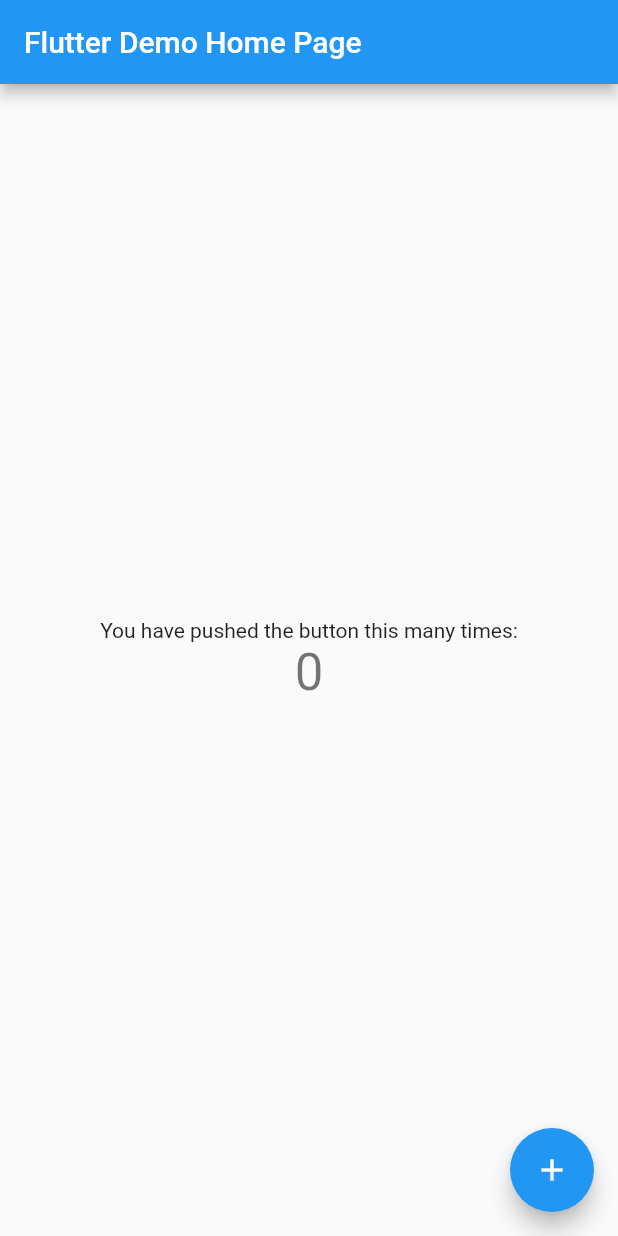
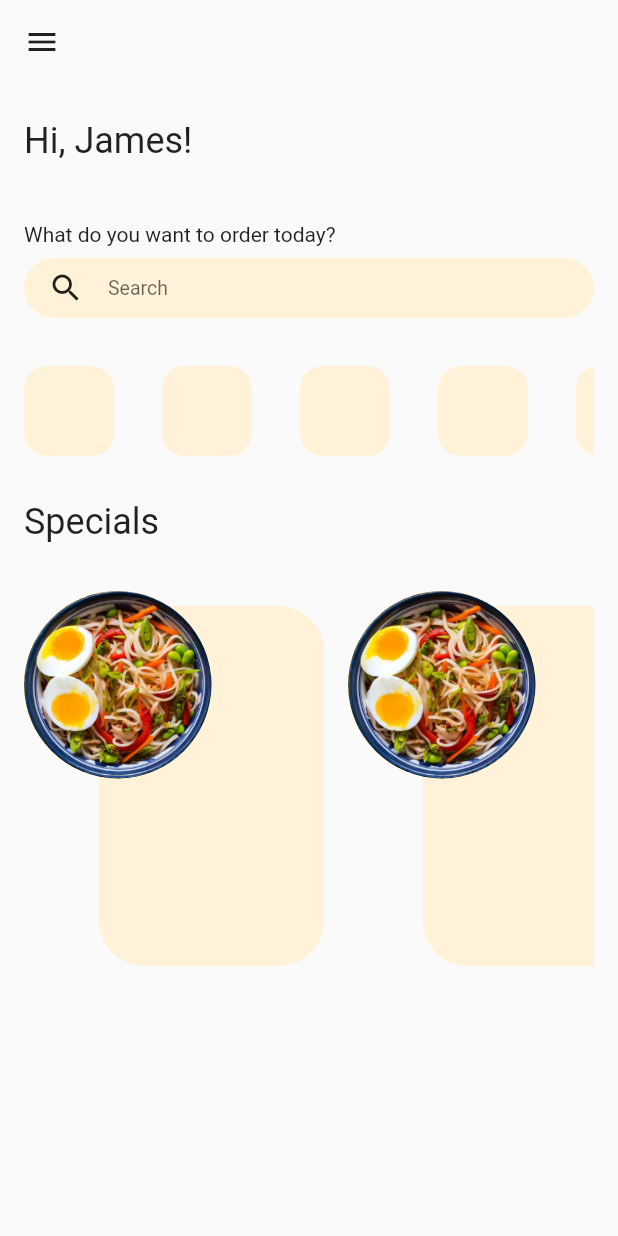
Before and after one commit to AdityaK11/Flutter-Talk, a Flutter app: the screen it shows after launch, on a phone screen of 412 x 824 dp. Run offline on Flutter 3.47's test engine with Material 2 defaults, Android fonts, the phone set to English and light mode, and no system bars; Roboto replaces fonts that are missing (Poppins).

Commit message:
basic layout complete

```diff
--- a/lib/main.dart
+++ b/lib/main.dart
@@ -1,4 +1,5 @@
 import 'package:flutter/material.dart';
+import 'package:fluttertalk/widgets/home_page.dart';
 
 void main() {
   runApp(MyApp());
@@ -9,109 +10,11 @@ class MyApp extends StatelessWidget {
   @override
   Widget build(BuildContext context) {
     return MaterialApp(
-      title: 'Flutter Demo',
-      theme: ThemeData(
-        // This is the theme of your application.
-        //
-        // Try running your application with "flutter run". You'll see the
-        // application has a blue toolbar. Then, without quitting the app, try
-        // changing the primarySwatch below to Colors.green and then invoke
-        // "hot reload" (press "r" in the console where you ran "flutter run",
-        // or simply save your changes to "hot reload" in a Flutter IDE).
-        // Notice that the counter didn't reset back to zero; the application
-        // is not restarted.
-        primarySwatch: Colors.blue,
-        // This makes the visual density adapt to the platform that you run
-        // the app on. For desktop platforms, the controls will be smaller and
-        // closer together (more dense) than on mobile platforms.
-        visualDensity: VisualDensity.adaptivePlatformDensity,
-      ),
-      home: MyHomePage(title: 'Flutter Demo Home Page'),
+      debugShowCheckedModeBanner: false,
+      initialRoute: "/",
+      routes: {
+        '/': (context) => HomePage(),
+      },
     );
   }
 }
-
-class MyHomePage extends StatefulWidget {
-  MyHomePage({Key key, this.title}) : super(key: key);
-
-  // This widget is the home page of your application. It is stateful, meaning
-  // that it has a State object (defined below) that contains fields that affect
-  // how it looks.
-
-  // This class is the configuration for the state. It holds the values (in this
-  // case the title) provided by the parent (in this case the App widget) and
-  // used by the build method of the State. Fields in a Widget subclass are
-  // always marked "final".
-
-  final String title;
-
-  @override
-  _MyHomePageState createState() => _MyHomePageState();
-}
-
-class _MyHomePageState extends State<MyHomePage> {
-  int _counter = 0;
-
-  void _incrementCounter() {
-    setState(() {
-      // This call to setState tells the Flutter framework that something has
-      // changed in this State, which causes it to rerun the build method below
-      // so that the display can reflect the updated values. If we changed
-      // _counter without calling setState(), then the build method would not be
-      // called again, and so nothing would appear to happen.
-      _counter++;
-    });
-  }
-
-  @override
-  Widget build(BuildContext context) {
-    // This method is rerun every time setState is called, for instance as done
-    // by the _incrementCounter method above.
-    //
-    // The Flutter framework has been optimized to make rerunning build methods
-    // fast, so that you can just rebuild anything that needs updating rather
-    // than having to individually change instances of widgets.
-    return Scaffold(
-      appBar: AppBar(
-        // Here we take the value from the MyHomePage object that was created by
-        // the App.build method, and use it to set our appbar title.
-        title: Text(widget.title),
-      ),
-      body: Center(
-        // Center is a layout widget. It takes a single child and positions it
-        // in the middle of the parent.
-        child: Column(
-          // Column is also a layout widget. It takes a list of children and
-          // arranges them vertically. By default, it sizes itself to fit its
-          // children horizontally, and tries to be as tall as its parent.
-          //
-          // Invoke "debug painting" (press "p" in the console, choose the
-          // "Toggle Debug Paint" action from the Flutter Inspector in Android
-          // Studio, or the "Toggle Debug Paint" command in Visual Studio Code)
-          // to see the wireframe for each widget.
-          //
-          // Column has various properties to control how it sizes itself and
-          // how it positions its children. Here we use mainAxisAlignment to
-          // center the children vertically; the main axis here is the vertical
-          // axis because Columns are vertical (the cross axis would be
-          // horizontal).
-          mainAxisAlignment: MainAxisAlignment.center,
-          children: <Widget>[
-            Text(
-              'You have pushed the button this many times:',
-            ),
-            Text(
-              '$_counter',
-              style: Theme.of(context).textTheme.headline4,
-            ),
-          ],
-        ),
-      ),
-      floatingActionButton: FloatingActionButton(
-        onPressed: _incrementCounter,
-        tooltip: 'Increment',
-        child: Icon(Icons.add),
-      ), // This trailing comma makes auto-formatting nicer for build methods.
-    );
-  }
-}
--- /dev/null
+++ b/lib/widgets/category_item.dart
@@ -0,0 +1,15 @@
+import 'package:flutter/material.dart';
+
+class CategoryItem extends StatelessWidget {
+  @override
+  Widget build(BuildContext context) {
+    return Container(
+      decoration: BoxDecoration(
+        borderRadius: BorderRadius.circular(15),
+        color: Color(0xfffff2d8),
+      ),
+      margin: EdgeInsets.only(right: 32),
+      width: 60,
+    );
+  }
+}
--- /dev/null
+++ b/lib/widgets/food_item.dart
@@ -0,0 +1,43 @@
+import 'package:flutter/material.dart';
+
+class FoodItem extends StatelessWidget {
+  @override
+  Widget build(BuildContext context) {
+    return Container(
+      margin: EdgeInsets.only(right: 16),
+      child: Stack(
+        children: [
+          Container(
+            width: 200,
+            height: 250,
+          ),
+          Positioned(
+            right: 0,
+            bottom: 0,
+            child: Container(
+              decoration: BoxDecoration(
+                borderRadius: BorderRadius.circular(30),
+                color: Color(0xfffff2d8),
+              ),
+              width: 150,
+              height: 240,
+            ),
+          ),
+          Positioned(
+            left: 0,
+            top: 0,
+            child: Container(
+              decoration: BoxDecoration(
+                shape: BoxShape.circle,
+                color: Colors.amberAccent,
+                image: DecorationImage(image: AssetImage('images/noodles.png'))
+              ),
+              width: 125,
+              height: 125,
+            ),
+          )
+        ],
+      ),
+    );
+  }
+}
--- /dev/null
+++ b/lib/widgets/home_page.dart
@@ -0,0 +1,119 @@
+import 'package:flutter/cupertino.dart';
+import 'package:flutter/material.dart';
+import 'package:fluttertalk/widgets/food_item.dart';
+
+import 'category_item.dart';
+
+class HomePage extends StatefulWidget {
+  @override
+  _HomePageState createState() => _HomePageState();
+}
+
+class _HomePageState extends State<HomePage> {
+  @override
+  Widget build(BuildContext context) {
+    return SafeArea(
+      child: Scaffold(
+        body: Padding(
+          padding: EdgeInsets.fromLTRB(16, 16, 16, 0),
+          child: SingleChildScrollView(
+            child: Column(
+              mainAxisAlignment: MainAxisAlignment.start,
+              crossAxisAlignment: CrossAxisAlignment.start,
+              children: [
+                Icon(Icons.menu),
+                SizedBox(
+                  height: 40,
+                ),
+                Text(
+                  'Hi, James!',
+                  style: TextStyle(
+                    fontSize: 24
+                  ),
+                ),
+                SizedBox(
+                  height: 40,
+                ),
+                Text(
+                  'What do you want to order today?',
+                ),
+                SizedBox(height: 8,),
+                Container(
+                  decoration: ShapeDecoration(
+                    color: Color(0xfffff2d8),
+                    shape: StadiumBorder(
+
+                    ),
+                  ),
+                  child: Row(
+                    children: [
+                      Padding(
+                        padding: const EdgeInsets.symmetric(vertical: 8,horizontal: 16),
+                        child: Icon(
+                          Icons.search
+                        ),
+                      ),
+                      Expanded(
+                        child: TextField(
+                          decoration: new InputDecoration.collapsed(
+                            hintText: 'Search',
+                          ),
+                          style: TextStyle(
+                            fontFamily: 'Poppins',
+                            fontSize: 13,
+                          ),
+                        ),
+                      )
+                    ],
+                  ),
+                ),
+                SizedBox(height: 32,),
+                Container(
+                  height: 60,
+                  child: ListView(
+                    // This next line does the trick.
+                    scrollDirection: Axis.horizontal,
+                    children: <Widget>[
+                      CategoryItem(),
+                      CategoryItem(),
+                      CategoryItem(),
+                      CategoryItem(),
+                      CategoryItem(),
+                      CategoryItem(),
+                    ],
+                  ),
+                ),
+                SizedBox(
+                  height: 30,
+                ),
+                Text(
+                  'Specials',
+                  style: TextStyle(
+                      fontSize: 24
+                  ),
+                ),
+                SizedBox(height: 32,),
+                Container(
+                  height: 250,
+                  child: ListView(
+                    scrollDirection: Axis.horizontal,
+                    children: [
+                      FoodItem(),
+                      FoodItem(),
+                      FoodItem(),
+                      FoodItem(),
+                      FoodItem(),
+                      FoodItem(),
+                      FoodItem(),
+                      FoodItem(),
+                    ],
+                  ),
+                )
+              ],
+            ),
+          ),
+        ),
+      ),
+    );
+  }
+}
--- a/pubspec.yaml
+++ b/pubspec.yaml
@@ -45,9 +45,8 @@ flutter:
   uses-material-design: true
 
   # To add assets to your application, add an assets section, like this:
-  # assets:
-  #   - images/a_dot_burr.jpeg
-  #   - images/a_dot_ham.jpeg
+  assets:
+    - images/
 
   # An image asset can refer to one or more resolution-specific "variants", see
   # https://flutter.dev/assets-and-images/#resolution-aware.
```
Also changed, not shown: images/noodles.png (added).
